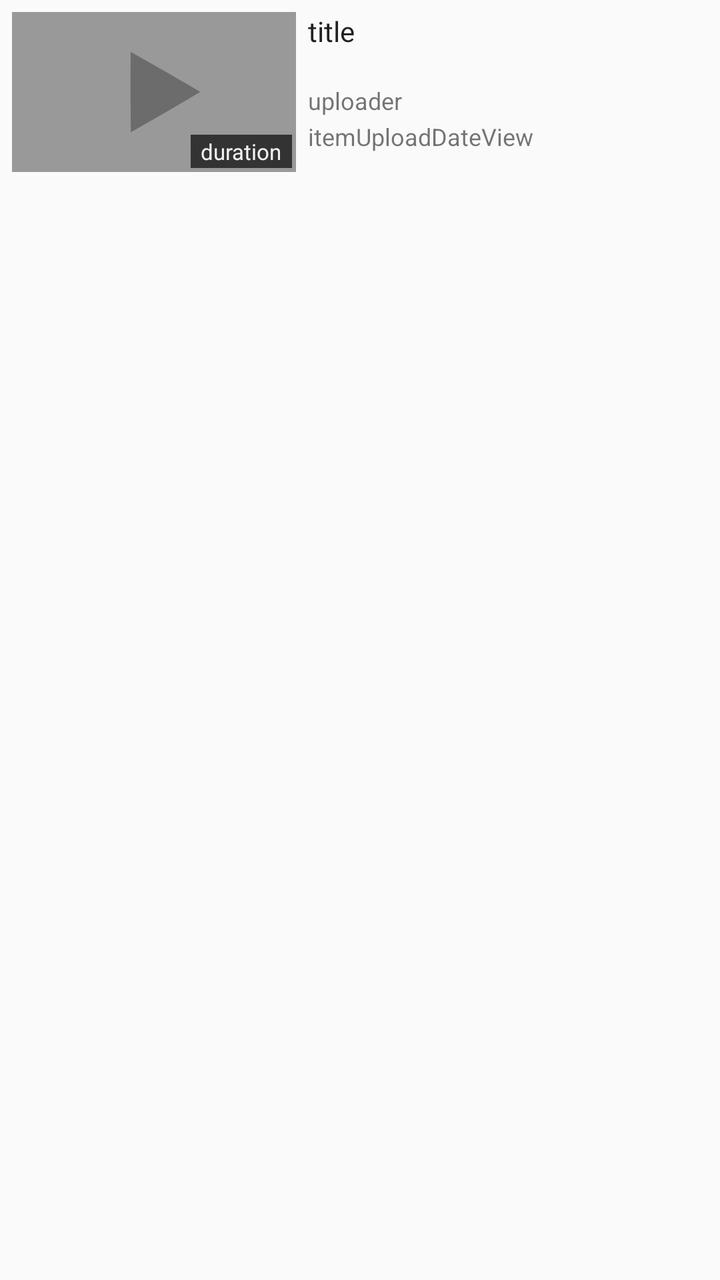
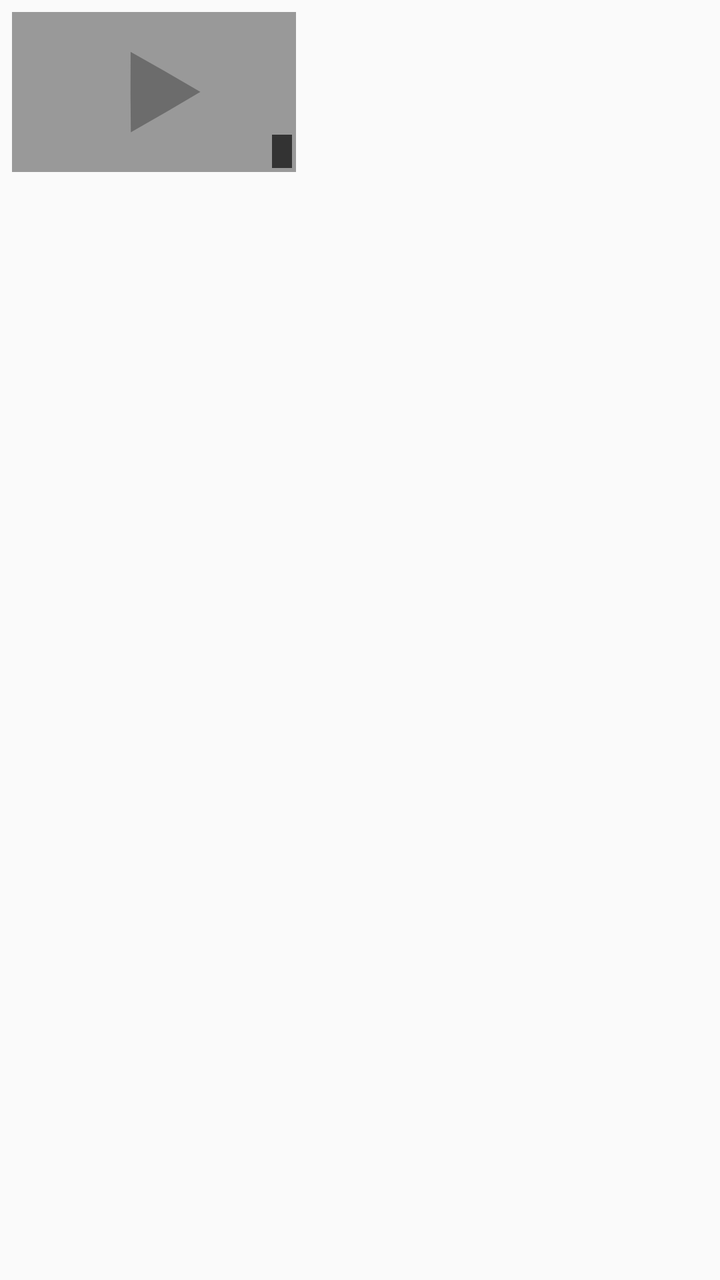

Two renders of the same Android screen: before a commit and after it. Below are the layout's source before the change and the commit's diff.
<!-- AndroidManifest.xml: application theme AppTheme -->
<!-- res/layout/video_item.xml -->
<?xml version="1.0" encoding="utf-8"?>
<RelativeLayout
    xmlns:android="http://schemas.android.com/apk/res/android"
    android:orientation="vertical"
    android:layout_width="match_parent"
    android:layout_height="92dp"
    android:padding="6dp">

    <ImageView android:id="@+id/itemThumbnailView"
        android:layout_width="142dp"
        android:layout_height="80dp"
        android:layout_marginRight="6dp"
        android:scaleType="centerCrop"
        android:layout_alignParentLeft="true"
        android:layout_alignParentTop="true"
        android:src="@drawable/dummy_thumbnail"/>

    <TextView android:id="@+id/itemVideoTitleView"
        android:layout_width="wrap_content"
        android:layout_height="36dp"
        android:layout_toRightOf="@id/itemThumbnailView"
        android:layout_alignParentTop="true"
        android:textAppearance="?android:attr/textAppearanceLarge"
        android:textSize="@dimen/text_search_title_size"
        android:text="title"
        />

    <TextView android:id="@+id/itemUploaderView"
        android:layout_width="wrap_content"
        android:layout_height="18dp"
        android:layout_toRightOf="@id/itemThumbnailView"
        android:layout_below="@id/itemVideoTitleView"
        android:textAppearance="?android:attr/textAppearanceSmall"
        android:textSize="@dimen/text_search_uploader_size"
        android:text="uploader"/>

    <TextView android:id="@+id/itemUploadDateView"
        android:text="itemUploadDateView"
        android:layout_width="wrap_content"
        android:layout_height="wrap_content"
        android:layout_toRightOf="@id/itemThumbnailView"
        android:layout_below="@id/itemUploaderView"
        android:textAppearance="?android:attr/textAppearanceSmall"
        android:textSize="@dimen/text_search_uploadtime_size"
        />

    <TextView android:id="@+id/itemDurationView"
        android:layout_width="wrap_content"
        android:layout_height="wrap_content"
        android:layout_alignBottom="@id/itemThumbnailView"
        android:layout_alignRight="@id/itemThumbnailView"
        android:layout_marginRight="2dp"
        android:layout_marginBottom="2dp"
        android:paddingTop="1dp"
        android:paddingBottom="1dp"
        android:paddingRight="5dp"
        android:paddingLeft="5dp"
        android:textAppearance="?android:attr/textAppearanceSmall"
        android:textSize="@dimen/text_search_duration_size"
        android:background="@color/durationBackground"
        android:textColor="@color/durationText"
        android:text="duration"
        />

</RelativeLayout>
<!-- resources referenced by this layout -->
<resources>
  <color name="durationBackground">#aa000000</color>
  <color name="durationText">#eeffffff</color>
  <dimen name="text_search_duration_size">11sp</dimen>
  <dimen name="text_search_title_size">14sp</dimen>
  <dimen name="text_search_uploader_size">12sp</dimen>
  <dimen name="text_search_uploadtime_size">12sp</dimen>
  <!-- drawable dummy_thumbnail: png bitmap (drawable, 2654 bytes) -->
  <style name="AppTheme" parent="Theme.AppCompat.Light">
          <item name="android:actionBarStyle">@style/NewPipeActionbarTheme</item>
          <item name="actionBarStyle">@style/NewPipeActionbarTheme</item>
          <item name="colorPrimary">@color/primaryColorYoutube</item>
          <item name="colorPrimaryDark">@color/primaryColorDarkYoutube</item>
          <item name="colorAccent">@color/accentColorYoutube</item>
      </style>
  <style name="NewPipeActionbarTheme" parent="Widget.AppCompat.Light.ActionBar.Solid">
          <item name="android:displayOptions">showHome</item>
          <item name="displayOptions">showHome</item>
          <item name="android:background">@color/primaryColorYoutube</item>
          <item name="background">@color/primaryColorYoutube</item>
      </style>
  <color name="primaryColorYoutube">#cd322e</color>
  <color name="primaryColorDarkYoutube">#bc211d</color>
  <color name="accentColorYoutube">#000000</color>
</resources>

<!-- the commit's change to res/layout/video_item.xml (unified diff, before → after) -->
@@ -21,9 +21,7 @@
         android:layout_toRightOf="@id/itemThumbnailView"
         android:layout_alignParentTop="true"
         android:textAppearance="?android:attr/textAppearanceLarge"
-        android:textSize="@dimen/text_search_title_size"
-        android:text="title"
-        />
+        android:textSize="@dimen/text_search_title_size"/>
 
     <TextView android:id="@+id/itemUploaderView"
         android:layout_width="wrap_content"
@@ -31,11 +29,9 @@
         android:layout_toRightOf="@id/itemThumbnailView"
         android:layout_below="@id/itemVideoTitleView"
         android:textAppearance="?android:attr/textAppearanceSmall"
-        android:textSize="@dimen/text_search_uploader_size"
-        android:text="uploader"/>
+        android:textSize="@dimen/text_search_uploader_size"/>
 
     <TextView android:id="@+id/itemUploadDateView"
-        android:text="itemUploadDateView"
         android:layout_width="wrap_content"
         android:layout_height="wrap_content"
         android:layout_toRightOf="@id/itemThumbnailView"
@@ -58,8 +54,6 @@
         android:textAppearance="?android:attr/textAppearanceSmall"
         android:textSize="@dimen/text_search_duration_size"
         android:background="@color/durationBackground"
-        android:textColor="@color/durationText"
-        android:text="duration"
-        />
+        android:textColor="@color/durationText"/>
 
 </RelativeLayout>
